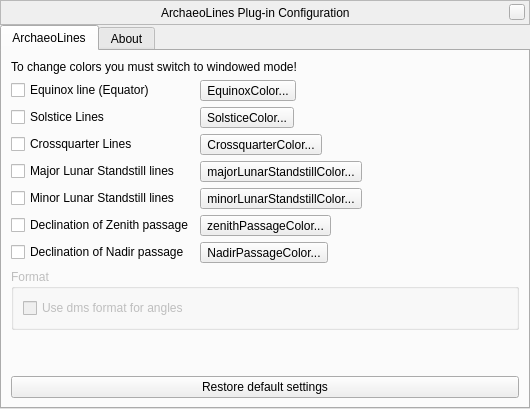
Qt form plugins/ArchaeoLines/src/gui/archaeoLinesDialog.ui (519984307/stellarium_src) before a commit.
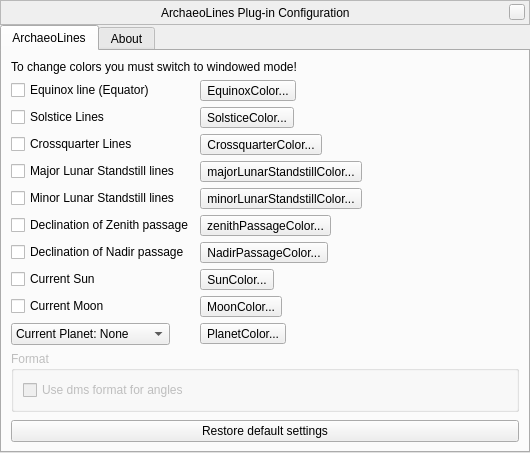
The same form after that commit. Custom widgets are drawn as their Qt base class.

Commit message: Added lines for current sun, moon and (switchable) planet. Planet selection in GUI not working yet.

```diff
--- a/plugins/ArchaeoLines/src/gui/archaeoLinesDialog.ui
+++ b/plugins/ArchaeoLines/src/gui/archaeoLinesDialog.ui
@@ -7,7 +7,7 @@
     <x>0</x>
     <y>0</y>
     <width>530</width>
-    <height>409</height>
+    <height>429</height>
    </rect>
   </property>
   <property name="windowTitle">
@@ -154,6 +154,9 @@
        </item>
        <item>
         <layout class="QFormLayout" name="formLayout">
+         <property name="fieldGrowthPolicy">
+          <enum>QFormLayout::AllNonFixedFieldsGrow</enum>
+         </property>
          <item row="0" column="0">
           <widget class="QCheckBox" name="equinoxCheckBox">
            <property name="text">
@@ -255,6 +258,90 @@
            </property>
           </widget>
          </item>
+         <item row="7" column="0">
+          <widget class="QCheckBox" name="currentSunCheckBox">
+           <property name="text">
+            <string>Current Sun</string>
+           </property>
+          </widget>
+         </item>
+         <item row="7" column="1">
+          <widget class="QToolButton" name="currentSunColorToolButton">
+           <property name="text">
+            <string>SunColor...</string>
+           </property>
+          </widget>
+         </item>
+         <item row="8" column="0">
+          <widget class="QCheckBox" name="currentMoonCheckBox">
+           <property name="text">
+            <string>Current Moon</string>
+           </property>
+          </widget>
+         </item>
+         <item row="8" column="1">
+          <widget class="QToolButton" name="currentMoonColorToolButton">
+           <property name="text">
+            <string>MoonColor...</string>
+           </property>
+          </widget>
+         </item>
+         <item row="9" column="0">
+          <widget class="QComboBox" name="currentPlanetComboBox">
+           <property name="sizePolicy">
+            <sizepolicy hsizetype="Preferred" vsizetype="Fixed">
+             <horstretch>0</horstretch>
+             <verstretch>0</verstretch>
+            </sizepolicy>
+           </property>
+           <property name="minimumSize">
+            <size>
+             <width>150</width>
+             <height>0</height>
+            </size>
+           </property>
+           <property name="currentIndex">
+            <number>0</number>
+           </property>
+           <item>
+            <property name="text">
+             <string>Current Planet: None</string>
+            </property>
+           </item>
+           <item>
+            <property name="text">
+             <string>Current Planet: Mercury</string>
+            </property>
+           </item>
+           <item>
+            <property name="text">
+             <string>Current Planet: Venus</string>
+            </property>
+           </item>
+           <item>
+            <property name="text">
+             <string>Current Planet: Mars</string>
+            </property>
+           </item>
+           <item>
+            <property name="text">
+             <string>Current Planet: Jupiter</string>
+            </property>
+           </item>
+           <item>
+            <property name="text">
+             <string>Current Planet: Saturn</string>
+            </property>
+           </item>
+          </widget>
+         </item>
+         <item row="9" column="1">
+          <widget class="QToolButton" name="currentPlanetColorToolButton">
+           <property name="text">
+            <string>PlanetColor...</string>
+           </property>
+          </widget>
+         </item>
         </layout>
        </item>
        <item>
```
Left out of the diff: 28 changed lines with no effect on the pictures. The commit also changes 4 other files.
